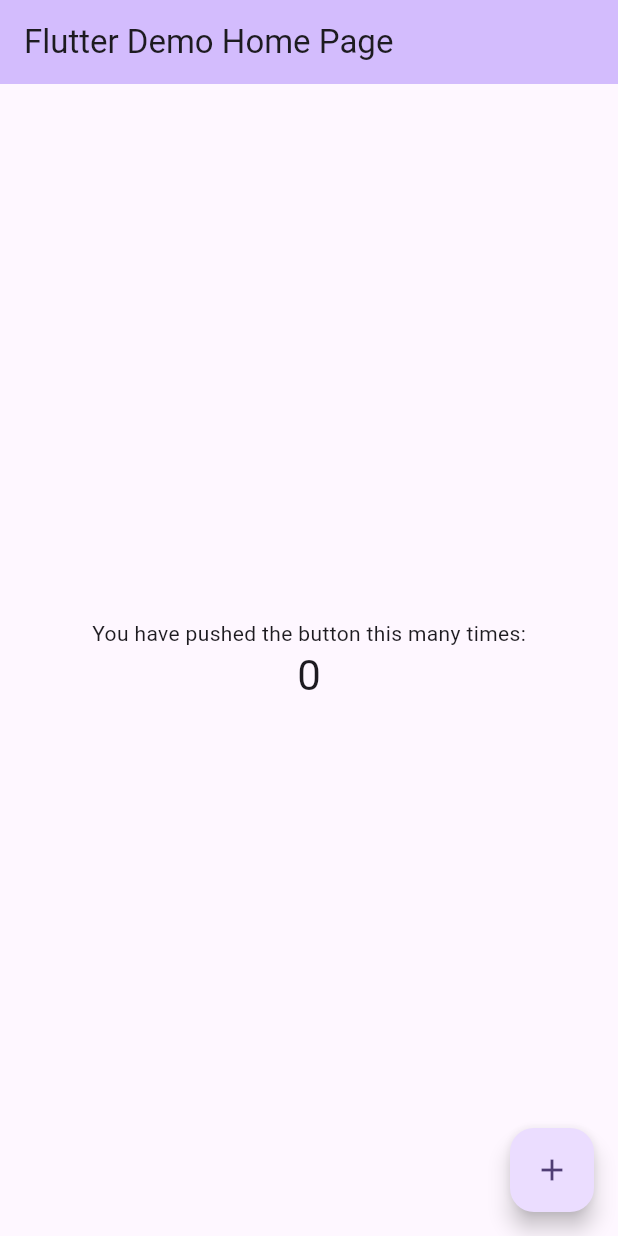
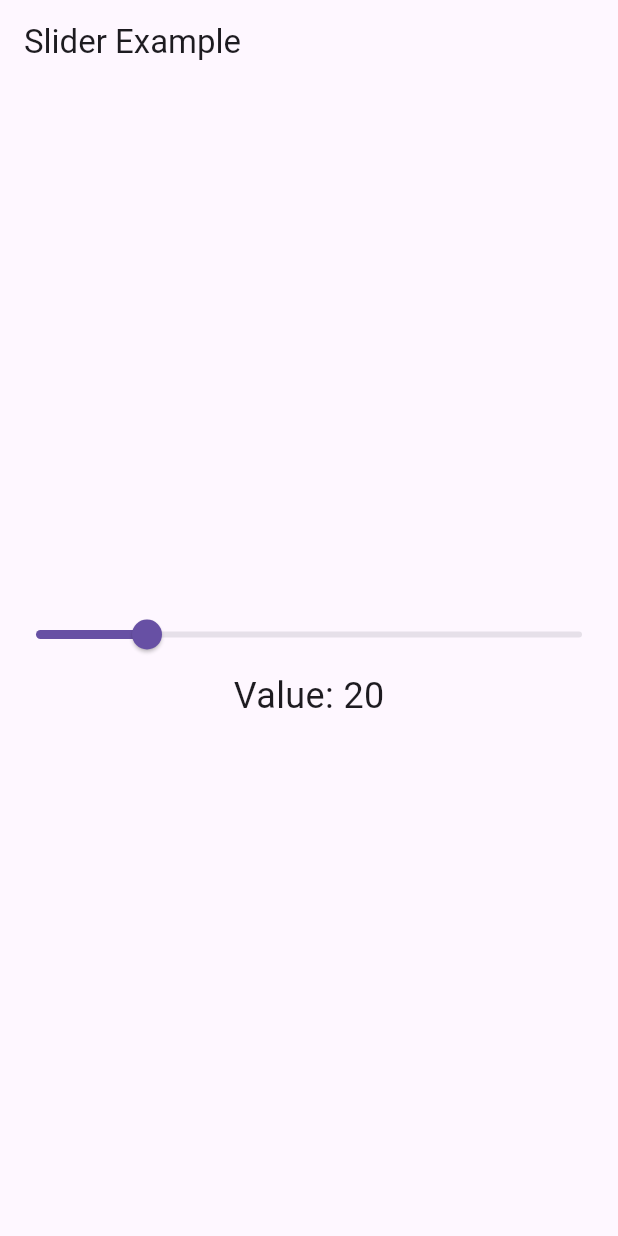
Before and after one commit to afstanton/flutter-microapps, a Flutter app: the screen it shows after launch, on a phone screen of 412 x 824 dp. Run offline on Flutter 3.47's test engine with Material 3 defaults, Android fonts, the phone set to English and light mode, and no system bars.

Commit message:
Slider demo

```diff
--- a/slider_example/lib/main.dart
+++ b/slider_example/lib/main.dart
@@ -1,125 +1,59 @@
 import 'package:flutter/material.dart';
 
 void main() {
-  runApp(const MyApp());
+  runApp(const SliderApp());
 }
 
-class MyApp extends StatelessWidget {
-  const MyApp({super.key});
+class SliderApp extends StatelessWidget {
+  const SliderApp({super.key});
 
-  // This widget is the root of your application.
   @override
   Widget build(BuildContext context) {
-    return MaterialApp(
-      title: 'Flutter Demo',
-      theme: ThemeData(
-        // This is the theme of your application.
-        //
-        // TRY THIS: Try running your application with "flutter run". You'll see
-        // the application has a purple toolbar. Then, without quitting the app,
-        // try changing the seedColor in the colorScheme below to Colors.green
-        // and then invoke "hot reload" (save your changes or press the "hot
-        // reload" button in a Flutter-supported IDE, or press "r" if you used
-        // the command line to start the app).
-        //
-        // Notice that the counter didn't reset back to zero; the application
-        // state is not lost during the reload. To reset the state, use hot
-        // restart instead.
-        //
-        // This works for code too, not just values: Most code changes can be
-        // tested with just a hot reload.
-        colorScheme: ColorScheme.fromSeed(seedColor: Colors.deepPurple),
-        useMaterial3: true,
-      ),
-      home: const MyHomePage(title: 'Flutter Demo Home Page'),
+    return const MaterialApp(
+      home: SliderHome(),
     );
   }
 }
 
-class MyHomePage extends StatefulWidget {
-  const MyHomePage({super.key, required this.title});
-
-  // This widget is the home page of your application. It is stateful, meaning
-  // that it has a State object (defined below) that contains fields that affect
-  // how it looks.
-
-  // This class is the configuration for the state. It holds the values (in this
-  // case the title) provided by the parent (in this case the App widget) and
-  // used by the build method of the State. Fields in a Widget subclass are
-  // always marked "final".
-
-  final String title;
+class SliderHome extends StatefulWidget {
+  const SliderHome({super.key});
 
   @override
-  State<MyHomePage> createState() => _MyHomePageState();
+  _SliderHomeState createState() => _SliderHomeState();
 }
 
-class _MyHomePageState extends State<MyHomePage> {
-  int _counter = 0;
-
-  void _incrementCounter() {
-    setState(() {
-      // This call to setState tells the Flutter framework that something has
-      // changed in this State, which causes it to rerun the build method below
-      // so that the display can reflect the updated values. If we changed
-      // _counter without calling setState(), then the build method would not be
-      // called again, and so nothing would appear to happen.
-      _counter++;
-    });
-  }
+class _SliderHomeState extends State<SliderHome> {
+  double _currentSliderValue = 20;
 
   @override
   Widget build(BuildContext context) {
-    // This method is rerun every time setState is called, for instance as done
-    // by the _incrementCounter method above.
-    //
-    // The Flutter framework has been optimized to make rerunning build methods
-    // fast, so that you can just rebuild anything that needs updating rather
-    // than having to individually change instances of widgets.
     return Scaffold(
       appBar: AppBar(
-        // TRY THIS: Try changing the color here to a specific color (to
-        // Colors.amber, perhaps?) and trigger a hot reload to see the AppBar
-        // change color while the other colors stay the same.
-        backgroundColor: Theme.of(context).colorScheme.inversePrimary,
-        // Here we take the value from the MyHomePage object that was created by
-        // the App.build method, and use it to set our appbar title.
-        title: Text(widget.title),
+        title: const Text('Slider Example'),
       ),
       body: Center(
-        // Center is a layout widget. It takes a single child and positions it
-        // in the middle of the parent.
         child: Column(
-          // Column is also a layout widget. It takes a list of children and
-          // arranges them vertically. By default, it sizes itself to fit its
-          // children horizontally, and tries to be as tall as its parent.
-          //
-          // Column has various properties to control how it sizes itself and
-          // how it positions its children. Here we use mainAxisAlignment to
-          // center the children vertically; the main axis here is the vertical
-          // axis because Columns are vertical (the cross axis would be
-          // horizontal).
-          //
-          // TRY THIS: Invoke "debug painting" (choose the "Toggle Debug Paint"
-          // action in the IDE, or press "p" in the console), to see the
-          // wireframe for each widget.
           mainAxisAlignment: MainAxisAlignment.center,
           children: <Widget>[
-            const Text(
-              'You have pushed the button this many times:',
+            Slider(
+              value: _currentSliderValue,
+              min: 0,
+              max: 100,
+              divisions: 100,
+              label: _currentSliderValue.round().toString(),
+              onChanged: (double value) {
+                setState(() {
+                  _currentSliderValue = value;
+                });
+              },
             ),
             Text(
-              '$_counter',
-              style: Theme.of(context).textTheme.headlineMedium,
+              'Value: ${_currentSliderValue.round()}',
+              style: const TextStyle(fontSize: 24),
             ),
           ],
         ),
       ),
-      floatingActionButton: FloatingActionButton(
-        onPressed: _incrementCounter,
-        tooltip: 'Increment',
-        child: const Icon(Icons.add),
-      ), // This trailing comma makes auto-formatting nicer for build methods.
     );
   }
 }
```
Also changed, not shown: 1 other file.
